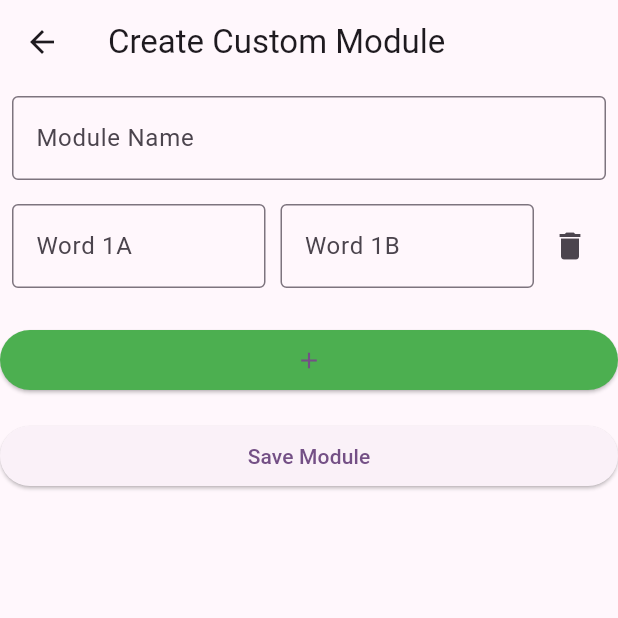
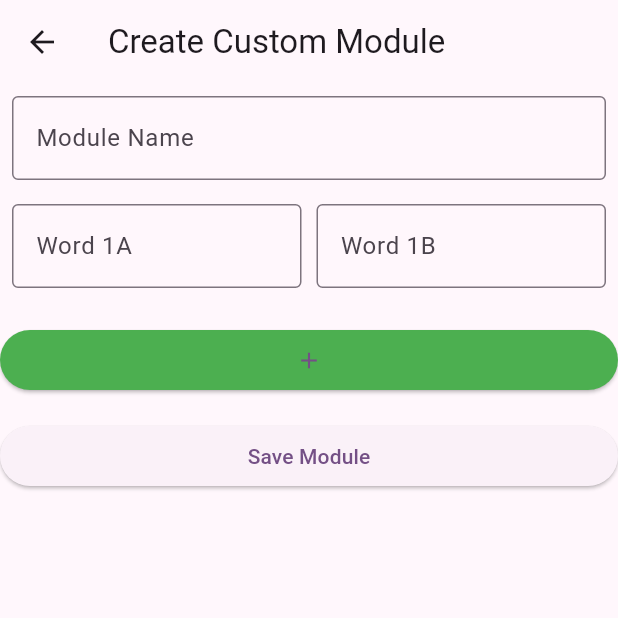
Before and after one commit to chateaumai/HearBat, a Flutter app: the CustomUtil screen opened directly with empty values, after a tap on "Save Module", on a phone screen of 412 x 824 dp, the top half of it. Run offline on Flutter 3.47's test engine with Material 3 defaults, Android fonts, the phone set to English and light mode, and no system bars; our stand-ins replace audioplayers, firebase_core, googleapis_auth, shared_preferences; missing offline and left inert: googleapis; accounts and stored records are empty.

Commit message:
fixing edge cases for custom module

```diff
--- a/lib/utils/custom_util.dart
+++ b/lib/utils/custom_util.dart
@@ -13,18 +13,20 @@ class CustomUtil extends StatefulWidget {
 
 class CustomUtilState extends State<CustomUtil> {
   List<TextEditingController> _controllers = [
-    TextEditingController(), // Word A
-    TextEditingController(), // Word B
+    TextEditingController(), // Initial Word A
+    TextEditingController(), // Initial Word B
   ];
   TextEditingController _moduleNameController =
       TextEditingController(); // Controller for module name
 
+  // Function to add a new word pair
   void _addNewPair() {
     setState(() {
       _controllers.addAll([TextEditingController(), TextEditingController()]);
     });
   }
 
+  // Function to remove a specific word pair
   void _removePair(int index) {
     if (_controllers.length > 2) {
       setState(() {
@@ -45,13 +47,19 @@ class CustomUtilState extends State<CustomUtil> {
     }
 
     String moduleName = _moduleNameController.text.trim();
-    if (moduleName.isNotEmpty &&
-        wordPairs.isNotEmpty &&
-        wordPairs.length % 2 == 0) {
+    if (moduleName.isNotEmpty && wordPairs.isNotEmpty) {
+      try {
         await UserModuleUtil.saveCustomModule(moduleName, wordPairs);
+        if (!mounted) return;
+        // Trigger the parent's callback logic, potentially handling navigation
         widget.onModuleSaved(moduleName);
+      } catch (e) {
+        // Log or handle the error
+        print("Failed to save module: $e");
+      }
     } else {
-      // Handle error or notify the user
+      // Show an error message or alert dialog here
+      print("Incomplete input. Ensure all fields are filled and try again.");
     }
   }
 
@@ -73,16 +81,17 @@ class CustomUtilState extends State<CustomUtil> {
               ),
             ),
           ),
-          for (int i = 0; i < _controllers.length; i += 2)
-            Padding(
+          ...List.generate(
+              _controllers.length ~/ 2,
+              (index) => Padding(
                     padding: EdgeInsets.all(8.0),
                     child: Row(
                       children: <Widget>[
                         Expanded(
                           child: TextField(
-                      controller: _controllers[i],
+                            controller: _controllers[index * 2],
                             decoration: InputDecoration(
-                        labelText: 'Word ${i ~/ 2 + 1}A',
+                              labelText: 'Word ${index + 1}A',
                               border: OutlineInputBorder(),
                             ),
                           ),
@@ -90,20 +99,22 @@ class CustomUtilState extends State<CustomUtil> {
                         SizedBox(width: 10),
                         Expanded(
                           child: TextField(
-                      controller: _controllers[i + 1],
+                            controller: _controllers[index * 2 + 1],
                             decoration: InputDecoration(
-                        labelText: 'Word ${i ~/ 2 + 1}B',
+                              labelText: 'Word ${index + 1}B',
                               border: OutlineInputBorder(),
                             ),
                           ),
                         ),
+                        if (_controllers.length >
+                            2) // Allow deletion if more than one pair exists
                           IconButton(
                             icon: Icon(Icons.delete),
-                    onPressed: () => _removePair(i),
+                            onPressed: () => _removePair(index * 2),
                           ),
                       ],
                     ),
-            ),
+                  )),
           Padding(
             padding: const EdgeInsets.symmetric(vertical: 16.0),
             child: ElevatedButton(
```
Lines whose indentation alone changed are shown as unchanged.
